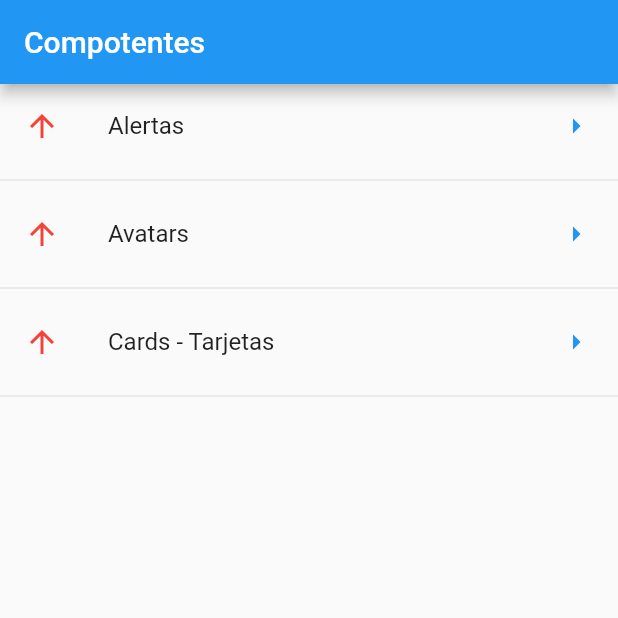
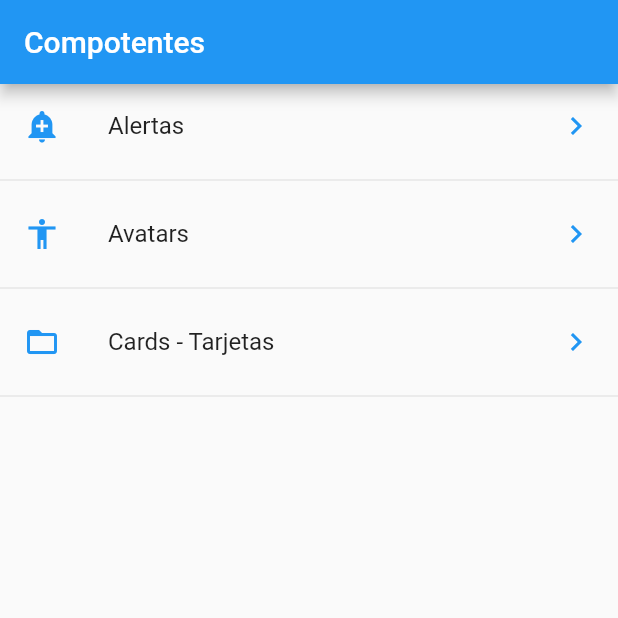
Before and after one commit to San2393/componentes-flutter, a Flutter app: the screen it shows after launch, on a phone screen of 412 x 824 dp, the top half of it. Run offline on Flutter 3.47's test engine with Material 2 defaults, Android fonts, the phone set to English and light mode, and no system bars.

Commit message:
Se agrega nuevas paginas y sus funciones

```diff
--- a/lib/main.dart
+++ b/lib/main.dart
@@ -1,3 +1,6 @@
+import 'package:componentes/src/pages/alert_page.dart';
+import 'package:componentes/src/pages/avatar_page.dart';
+import 'package:componentes/src/route/routes.dart';
 import 'package:flutter/material.dart';
 import 'package:componentes/src/pages/home_page.dart';
 
@@ -9,7 +12,13 @@ class MyApp extends StatelessWidget {
     return MaterialApp(
       title: 'Componentes App',
       debugShowCheckedModeBanner: false,
-      home: HomePage(),
+      // home: HomePage(),
+      initialRoute: '/',
+      routes: getApplicationRoutes(),
+      onGenerateRoute: (RouteSettings settings) {
+        print("ruta llamada: ${settings.name}");
+        return MaterialPageRoute(builder: (context) => AlertPage());
+      },
     );
   }
 }
--- a/lib/src/pages/home_page.dart
+++ b/lib/src/pages/home_page.dart
@@ -1,5 +1,7 @@
+import 'package:flutter/material.dart';
 import 'package:componentes/src/providers/menu_provider.dart';
-import 'package:flutter/material.dart';
+import 'package:componentes/src/pages/alert_page.dart';
+import 'package:componentes/src/utils/icono_string_util.dart';
 
 class HomePage extends StatelessWidget {
   @override
@@ -19,22 +21,32 @@ class HomePage extends StatelessWidget {
       initialData: [],
       builder: (context, snapshot) {
         return ListView(
-          children: _listaItems(snapshot.data),
+          children: _listaItems(snapshot.data, context),
         );
       },
     );
   }
 
-  List<Widget> _listaItems(List<dynamic> data) {
+  List<Widget> _listaItems(List<dynamic> data, BuildContext context) {
     final List<Widget> opciontes = [];
 
     for (var data in data) {
       final wigerTem = ListTile(
         title: Text(data['texto']),
-        trailing: Icon(Icons.arrow_right,color: Colors.blue),
-        leading: Icon(Icons.arrow_upward,color: Colors.red));
-        opciontes..add(wigerTem)..add(Divider());
+        leading: getIcon(data['icon']),
+        trailing: Icon(Icons.keyboard_arrow_right, color: Colors.blue),
+        onTap: () {
+          // final route = MaterialPageRoute(
+          //   builder: (context) => AlertPage()
+          // );
 
+          // Navigator.push(context, route);
+
+          Navigator.pushNamed(context, data['ruta']);
+        },
+      );
+
+      opciontes..add(wigerTem)..add(Divider());
     }
     return opciontes;
   }
--- /dev/null
+++ b/lib/src/route/routes.dart
@@ -0,0 +1,14 @@
+import 'package:flutter/material.dart';
+import 'package:componentes/src/pages/alert_page.dart';
+import 'package:componentes/src/pages/avatar_page.dart';
+import 'package:componentes/src/pages/card_page.dart';
+import 'package:componentes/src/pages/home_page.dart';
+
+Map<String, WidgetBuilder> getApplicationRoutes() {
+  return <String, WidgetBuilder>{
+    '/': (BuildContext context) => HomePage(),
+    'alert': (BuildContext context) => AlertPage(),
+    'avatar': (BuildContext context) => AvatarPage(),
+    'card': (BuildContext context) => CardPage(),
+  };
+}
--- /dev/null
+++ b/lib/src/utils/icono_string_util.dart
@@ -0,0 +1,11 @@
+import 'package:flutter/material.dart';
+
+final _icons = <String, IconData>{
+  'add_alert': Icons.add_alert,
+  'accessibility': Icons.accessibility,
+  'folder_open': Icons.folder_open
+};
+
+Icon getIcon(String nombreIcono) {
+  return Icon(_icons[nombreIcono], color: Colors.blue);
+}
--- a/pubspec.yaml
+++ b/pubspec.yaml
@@ -43,7 +43,7 @@ flutter:
   # To add assets to your application, add an assets section, like this:
   assets:
    - data/menu_opts.json
-  #  - images/a_dot_ham.jpeg
+   - assets/
 
   # An image asset can refer to one or more resolution-specific "variants", see
   # https://flutter.dev/assets-and-images/#resolution-aware.
```
Also changed, not shown: lib/src/pages/alert_page.dart (added, +60 -0 lines), lib/src/pages/avatar_page.dart (added, +16 -0 lines), lib/src/pages/card_page.dart (added, +103 -0 lines), assets/jar-loading.gif (added), 1 other file.
